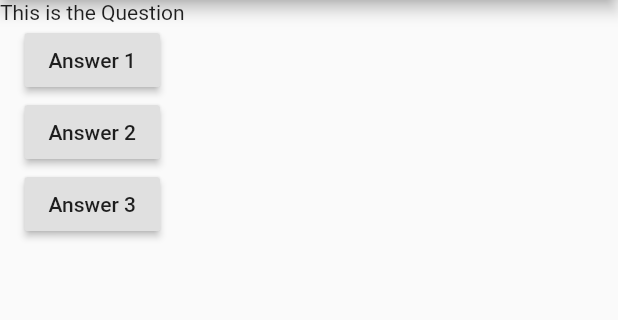
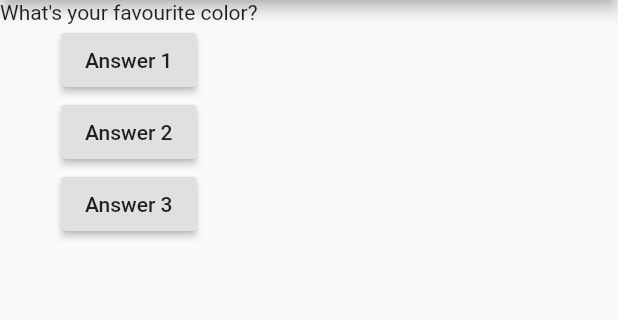
Before and after one commit to mymafm0405/firstFlutterApp, a Flutter app: the screen it shows after launch, after a tap on "Answer 1", on a phone screen of 412 x 824 dp, the part 84-404 px from its top. Run offline on Flutter 3.47's test engine with Material 2 defaults, Android fonts, the phone set to English and light mode, and no system bars.

Commit message:
Some small changes

```diff
--- a/lib/main.dart
+++ b/lib/main.dart
@@ -1,4 +1,6 @@
 import 'package:flutter/material.dart';
+
+int currentIndex = 0;
 
 void main() {
   runApp(MyApp());
@@ -7,10 +9,17 @@ void main() {
 class MyApp extends StatelessWidget {
   void answerQuestion() {
     print('Question answerd!');
+    currentIndex++;
+    print(currentIndex);
   }
 
   @override
   Widget build(BuildContext context) {
+    var questions = [
+      'What\'s your favourite color?',
+      'What\'s your favourite animal?'
+    ];
+
     return MaterialApp(
       home: Scaffold(
         appBar: AppBar(
@@ -18,7 +27,7 @@ class MyApp extends StatelessWidget {
         ),
         body: Column(
           children: [
-            Text('This is the Question'),
+            Text(questions[currentIndex]),
             RaisedButton(
               child: Text('Answer 1'),
               onPressed: answerQuestion,
```
